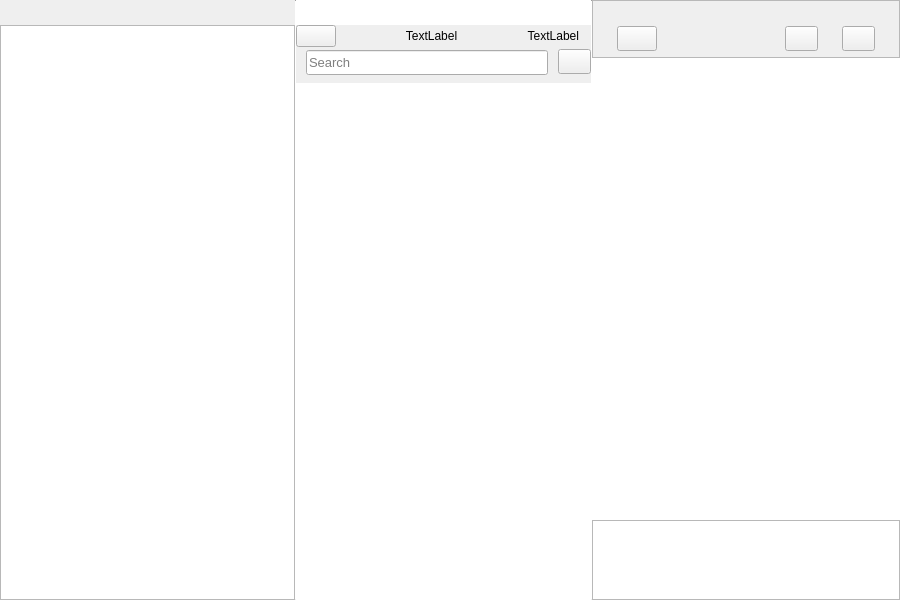
nuttyartist/notes, file src/mainwindow.ui: the form before one commit.
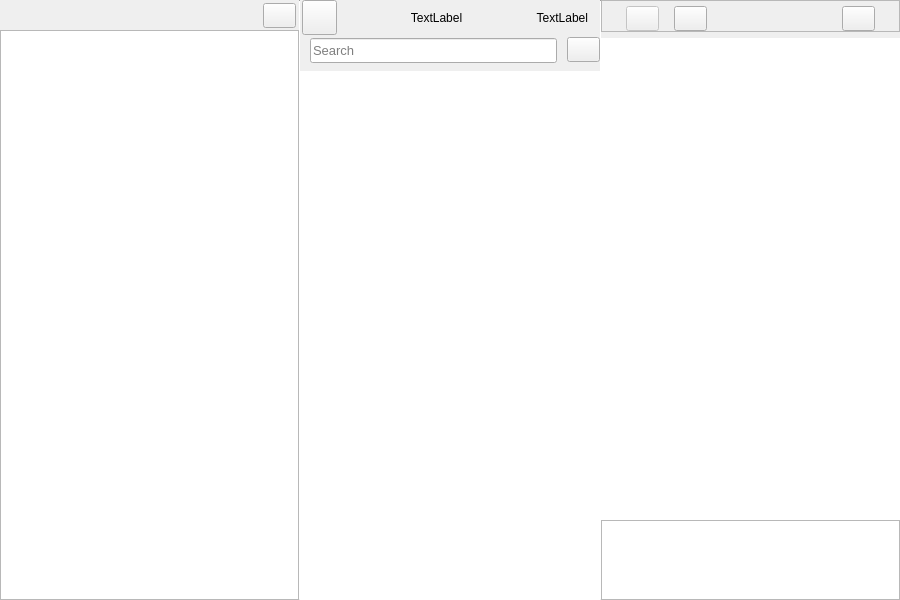
The form after the commit. Icons and pictures are not drawn. Custom widgets are drawn as their Qt base class.

Commit message: New Editor Settings font icons, other aesthetic...

Diff of the .ui file:
```diff
--- a/src/mainwindow.ui
+++ b/src/mainwindow.ui
@@ -114,6 +114,9 @@
             <height>0</height>
            </size>
           </property>
+          <property name="lineWidth">
+           <number>0</number>
+          </property>
           <layout class="QHBoxLayout" name="horizontalLayout_2">
            <property name="spacing">
             <number>0</number>
@@ -131,34 +134,105 @@
             <number>0</number>
            </property>
            <item>
-            <layout class="QVBoxLayout" name="verticalLayout_2" stretch="0,0">
+            <layout class="QVBoxLayout" name="verticalLayout_2" stretch="0,0,0,0">
              <property name="spacing">
               <number>0</number>
              </property>
              <item>
-              <widget class="QWidget" name="verticalSpacer_upTreeView" native="true">
-               <property name="sizePolicy">
-                <sizepolicy hsizetype="MinimumExpanding" vsizetype="Fixed">
-                 <horstretch>0</horstretch>
-                 <verstretch>0</verstretch>
-                </sizepolicy>
+              <spacer name="verticalSpacer_aboveTitleBarButtons">
+               <property name="orientation">
+                <enum>Qt::Vertical</enum>
                </property>
-               <property name="minimumSize">
+               <property name="sizeType">
+                <enum>QSizePolicy::Minimum</enum>
+               </property>
+               <property name="sizeHint" stdset="0">
                 <size>
                  <width>20</width>
-                 <height>25</height>
+                 <height>3</height>
                 </size>
                </property>
-               <property name="maximumSize">
+              </spacer>
+             </item>
+             <item>
+              <layout class="QHBoxLayout" name="horizontalLayout_aboveTreeView">
+               <property name="spacing">
+                <number>0</number>
+               </property>
+               <item>
+                <spacer name="horizontalSpacer">
+                 <property name="orientation">
+                  <enum>Qt::Horizontal</enum>
+                 </property>
+                 <property name="sizeHint" stdset="0">
+                  <size>
+                   <width>40</width>
+                   <height>20</height>
+                  </size>
+                 </property>
+                </spacer>
+               </item>
+               <item>
+                <widget class="QPushButton" name="globalSettingsButton">
+                 <property name="minimumSize">
+                  <size>
+                   <width>33</width>
+                   <height>25</height>
+                  </size>
+                 </property>
+                 <property name="maximumSize">
+                  <size>
+                   <width>33</width>
+                   <height>25</height>
+                  </size>
+                 </property>
+                 <property name="cursor">
+                  <cursorShape>PointingHandCursor</cursorShape>
+                 </property>
+                 <property name="text">
+                  <string/>
+                 </property>
+                 <property name="autoDefault">
+                  <bool>false</bool>
+                 </property>
+                 <property name="default">
+                  <bool>false</bool>
+                 </property>
+                </widget>
+               </item>
+               <item>
+                <spacer name="horizontalSpacer_2">
+                 <property name="orientation">
+                  <enum>Qt::Horizontal</enum>
+                 </property>
+                 <property name="sizeType">
+                  <enum>QSizePolicy::Minimum</enum>
+                 </property>
+                 <property name="sizeHint" stdset="0">
+                  <size>
+                   <width>3</width>
+                   <height>20</height>
+                  </size>
+                 </property>
+                </spacer>
+               </item>
+              </layout>
+             </item>
+             <item>
+              <spacer name="verticalSpacer_aoveTreeView">
+               <property name="orientation">
+                <enum>Qt::Vertical</enum>
+               </property>
+               <property name="sizeType">
+                <enum>QSizePolicy::Minimum</enum>
+               </property>
+               <property name="sizeHint" stdset="0">
                 <size>
-                 <width>16777215</width>
-                 <height>25</height>
+                 <width>20</width>
+                 <height>2</height>
                 </size>
                </property>
-               <property name="styleSheet">
-                <string notr="true">QWidget{\n    background-color: #ffffff;\n}</string>
-               </property>
-              </widget>
+              </spacer>
              </item>
              <item>
               <widget class="NodeTreeView" name="treeView"/>
@@ -264,13 +338,13 @@
                   <property name="minimumSize">
                    <size>
                     <width>20</width>
-                    <height>25</height>
+                    <height>0</height>
                    </size>
                   </property>
                   <property name="maximumSize">
                    <size>
                     <width>16777215</width>
-                    <height>25</height>
+                    <height>0</height>
                    </size>
                   </property>
                   <property name="styleSheet">
@@ -282,8 +356,48 @@
                 </item>
                 <item>
                  <layout class="QHBoxLayout" name="horizontalLayout">
+                  <property name="spacing">
+                   <number>0</number>
+                  </property>
+                  <item>
+                   <spacer name="horizontalSpacer_6">
+                    <property name="orientation">
+                     <enum>Qt::Horizontal</enum>
+                    </property>
+                    <property name="sizeType">
+                     <enum>QSizePolicy::Minimum</enum>
+                    </property>
+                    <property name="sizeHint" stdset="0">
+                     <size>
+                      <width>2</width>
+                      <height>20</height>
+                     </size>
+                    </property>
+                   </spacer>
+                  </item>
                   <item>
                    <widget class="PushButtonType" name="toggleTreeViewButton">
+                    <property name="sizePolicy">
+                     <sizepolicy hsizetype="Minimum" vsizetype="Fixed">
+                      <horstretch>0</horstretch>
+                      <verstretch>0</verstretch>
+                     </sizepolicy>
+                    </property>
+                    <property name="minimumSize">
+                     <size>
+                      <width>35</width>
+                      <height>35</height>
+                     </size>
+                    </property>
+                    <property name="maximumSize">
+                     <size>
+                      <width>33</width>
+                      <height>35</height>
+                     </size>
+                    </property>
+                    <property name="cursor">
+                     <cursorShape>PointingHandCursor</cursorShape>
+                    </property>
                     <property name="text">
                      <string/>
                     </property>
@@ -514,6 +628,22 @@
                     </property>
                    </widget>
                   </item>
+                  <item>
+                   <spacer name="horizontalSpacer_7">
+                    <property name="orientation">
+                     <enum>Qt::Horizontal</enum>
+                    </property>
+                    <property name="sizeType">
+                     <enum>QSizePolicy::Minimum</enum>
+                    </property>
+                    <property name="sizeHint" stdset="0">
+                     <size>
+                      <width>0</width>
+                      <height>20</height>
+                     </size>
+                    </property>
+                   </spacer>
+                  </item>
                  </layout>
                 </item>
                 <item>
@@ -558,6 +688,9 @@
                <property name="frameShape">
                 <enum>QFrame::NoFrame</enum>
                </property>
+               <property name="lineWidth">
+                <number>0</number>
+               </property>
                <property name="verticalScrollBarPolicy">
                 <enum>Qt::ScrollBarAsNeeded</enum>
                </property>
@@ -674,7 +807,7 @@
                 <property name="sizeHint" stdset="0">
                  <size>
                   <width>20</width>
-                  <height>25</height>
+                  <height>5</height>
                  </size>
                 </property>
                </spacer>
@@ -685,7 +818,7 @@
                  <number>0</number>
                 </property>
                 <item>
-                 <spacer name="horizontalSpacer">
+                 <spacer name="horizontalSpacer_leftDateLabel_1">
                   <property name="orientation">
                    <enum>Qt::Horizontal</enum>
                   </property>
@@ -701,8 +834,55 @@
                  </spacer>
                 </item>
                 <item>
-                 <widget class="QPushButton" name="styleEditorButton">
+                 <widget class="QPushButton" name="switchToTextViewButton">
+                  <property name="enabled">
+                   <bool>false</bool>
+                  </property>
                   <property name="minimumSize">
+                   <size>
+                    <width>33</width>
+                    <height>25</height>
+                   </size>
+                  </property>
+                  <property name="maximumSize">
+                   <size>
+                    <width>33</width>
+                    <height>25</height>
+                   </size>
+                  </property>
+                  <property name="cursor">
+                   <cursorShape>ArrowCursor</cursorShape>
+                  </property>
+                  <property name="text">
+                   <string/>
+                  </property>
+                 </widget>
+                </item>
+                <item>
+                 <spacer name="horizontalSpacer_8">
+                  <property name="orientation">
+                   <enum>Qt::Horizontal</enum>
+                  </property>
+                  <property name="sizeType">
+                   <enum>QSizePolicy::Minimum</enum>
+                  </property>
+                  <property name="sizeHint" stdset="0">
+                   <size>
+                    <width>15</width>
+                    <height>25</height>
+                   </size>
+                  </property>
+                 </spacer>
+                </item>
+                <item>
+                 <widget class="QPushButton" name="switchToKanbanViewButton">
+                  <property name="minimumSize">
+                   <size>
+                    <width>33</width>
+                    <height>25</height>
+                   </size>
+                  </property>
+                  <property name="maximumSize">
                    <size>
                     <width>33</width>
                     <height>25</height>
@@ -773,57 +953,6 @@
                   </property>
                  </spacer>
                 </item>
-                <item>
-                 <widget class="QPushButton" name="trashButton">
-                  <property name="minimumSize">
-                   <size>
-                    <width>33</width>
-                    <height>25</height>
-                   </size>
-                  </property>
-                  <property name="maximumSize">
-                   <size>
-                    <width>33</width>
-                    <height>25</height>
-                   </size>
-                  </property>
-                  <property name="cursor">
-                   <cursorShape>PointingHandCursor</cursorShape>
-                  </property>
-                  <property name="focusPolicy">
-                   <enum>Qt::TabFocus</enum>
-                  </property>
-                  <property name="text">
-                   <string/>
-                  </property>
-                  <property name="icon">
-                   <iconset resource="images.qrc">
-                    <normaloff>:/images/trashCan_Regular.png</normaloff>:/images/trashCan_Regular.png</iconset>
-                  </property>
-                  <property name="iconSize">
-                   <size>
-                    <width>14</width>
-                    <height>18</height>
-                   </size>
-                  </property>
-                 </widget>
-                </item>
-                <item>
-                 <spacer name="horizontalSpacer_2">
-                  <property name="orientation">
-                   <enum>Qt::Horizontal</enum>
-                  </property>
-                  <property name="sizeType">
-                   <enum>QSizePolicy::Minimum</enum>
-                  </property>
-                  <property name="sizeHint" stdset="0">
-                   <size>
-                    <width>24</width>
-                    <height>20</height>
-                   </size>
-                  </property>
-                 </spacer>
-                </item>
                 <item>
                  <widget class="QPushButton" name="dotsButton">
                   <property name="minimumSize">
@@ -871,25 +1000,25 @@
                 </item>
                </layout>
               </item>
-              <item>
-               <spacer name="verticalSpacer_upTextEdit">
-                <property name="orientation">
-                 <enum>Qt::Vertical</enum>
-                </property>
-                <property name="sizeType">
-                 <enum>QSizePolicy::Minimum</enum>
-                </property>
-                <property name="sizeHint" stdset="0">
-                 <size>
-                  <width>20</width>
-                  <height>6</height>
-                 </size>
-                </property>
-               </spacer>
-              </item>
              </layout>
             </widget>
            </item>
+           <item>
+            <spacer name="verticalSpacer_upTextEdit">
+             <property name="orientation">
+              <enum>Qt::Vertical</enum>
+             </property>
+             <property name="sizeType">
+              <enum>QSizePolicy::Minimum</enum>
+             </property>
+             <property name="sizeHint" stdset="0">
+              <size>
+               <width>20</width>
+               <height>6</height>
+              </size>
+             </property>
+            </spacer>
+           </item>
            <item>
             <widget class="CustomDocument" name="textEdit">
              <property name="sizePolicy">
@@ -943,6 +1072,8 @@
 &lt;html&gt;&lt;head&gt;&lt;meta name=&quot;qrichtext&quot; content=&quot;1&quot; /&gt;&lt;meta charset=&quot;utf-8&quot; /&gt;&lt;style type=&quot;text/css&quot;&gt;
 p, li { white-space: pre-wrap; }
 hr { height: 1px; border-width: 0; }
+li.unchecked::marker { content: &quot;\2610&quot;; }
+li.checked::marker { content: &quot;\2612&quot;; }
 &lt;/style&gt;&lt;/head&gt;&lt;body style=&quot; font-family:'.AppleSystemUIFont'; font-size:11pt; font-weight:400; font-style:normal;&quot;&gt;
 &lt;p style=&quot;-qt-paragraph-type:empty; margin-top:0px; margin-bottom:0px; margin-left:0px; margin-right:0px; -qt-block-indent:0; text-indent:0px; font-family:'Ubuntu'; font-size:14pt;&quot;&gt;&lt;br /&gt;&lt;/p&gt;&lt;/body&gt;&lt;/html&gt;</string>
              </property>
```
Left out of the diff: 18 changed lines with no effect on the pictures. The commit also changes 137 other files.
